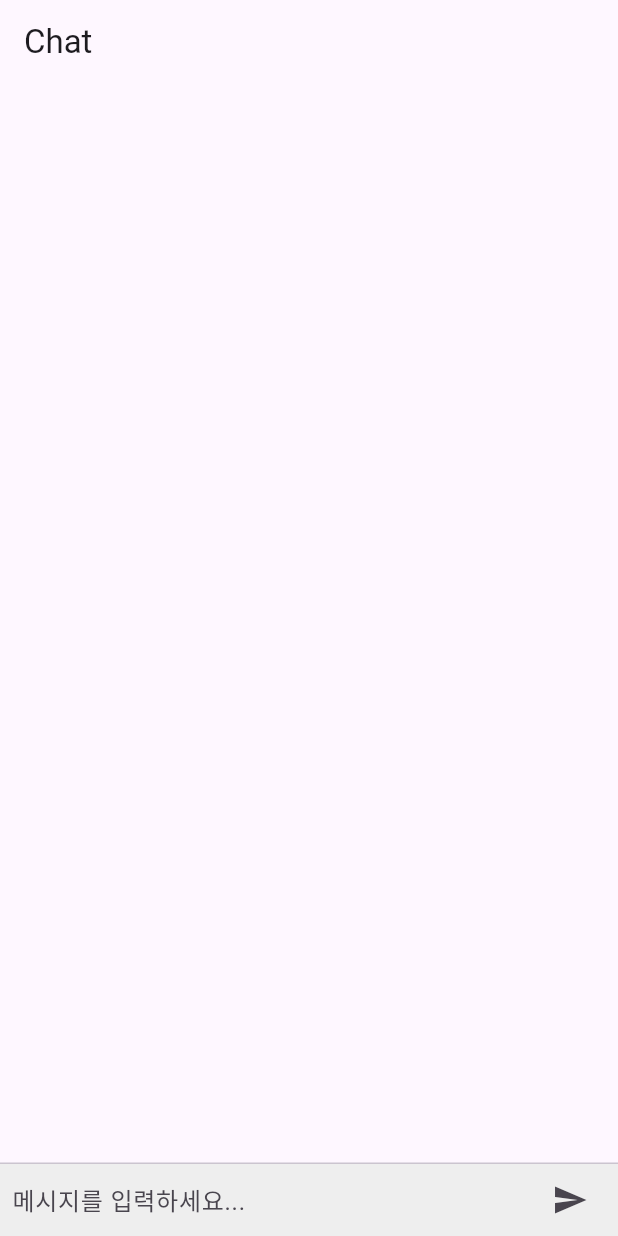
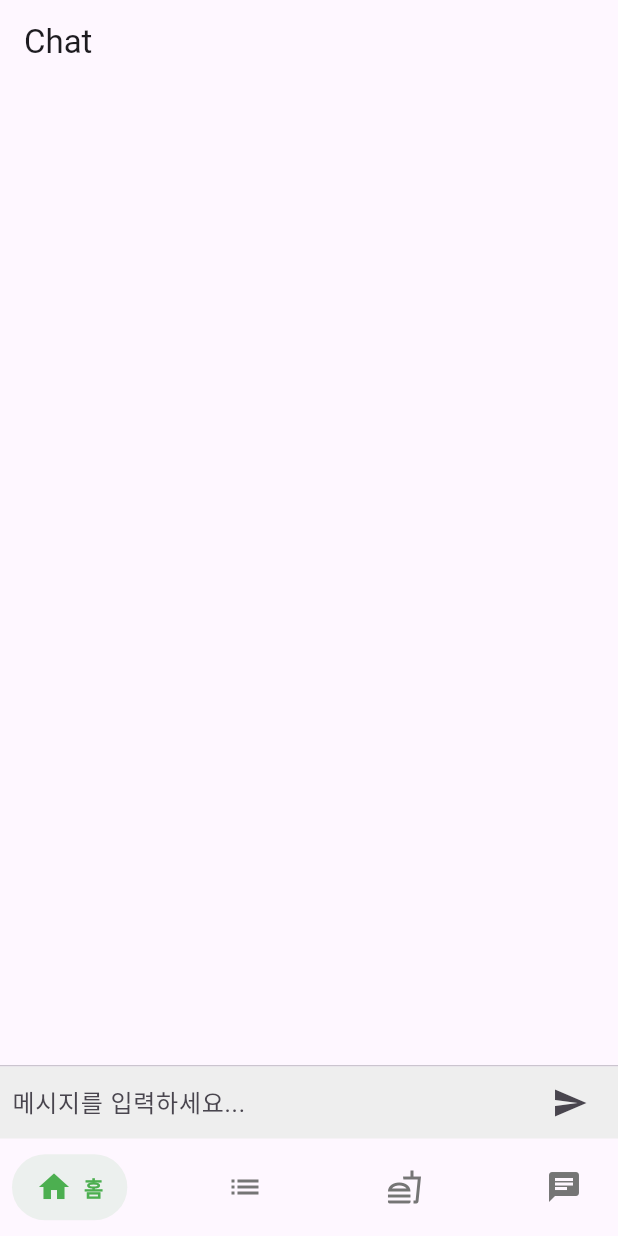
Before and after one commit to chaeyeonKong/Our-Eat, a Flutter app: the ChatScreen screen opened directly, on a phone screen of 412 x 824 dp. Run offline on Flutter 3.47's test engine with Material 3 defaults, Android fonts, the phone set to English and light mode, and no system bars; drawn by our look-alikes of salomon_bottom_bar.

Commit message:
[feat] navigate with chatting

```diff
--- a/lib/screen/chat.dart
+++ b/lib/screen/chat.dart
@@ -1,4 +1,5 @@
 import 'package:flutter/material.dart';
+import 'package:frontend/widget/bottomNavigation.dart';
 
 void main() {
   runApp(ChatApp());
@@ -53,6 +54,7 @@ class _ChatScreenState extends State<ChatScreen> {
           _buildMessageInput(),
         ],
       ),
+      bottomNavigationBar: GoogleBottomBar(),
     );
   }
 
--- a/lib/widget/bottomNavigation.dart
+++ b/lib/widget/bottomNavigation.dart
@@ -1,4 +1,5 @@
 import 'package:flutter/material.dart';
+import 'package:frontend/screen/chat.dart';
 import 'package:salomon_bottom_bar/salomon_bottom_bar.dart';
 import 'package:frontend/screen/home.dart';
 import 'package:frontend/screen/menu.dart';
@@ -18,6 +19,7 @@ class _GoogleBottomBarState extends State<GoogleBottomBar> {
     HomePage(),
     IngredientsPage(),
     MenuPage(),
+    ChatApp(),
   ];
 
   void _onItemTapped(int index) {
```
